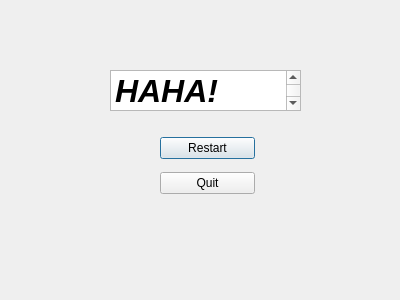
AlexSze/comp2012h-spaceinvader, file src/defeat_screen.ui: the form before one commit.
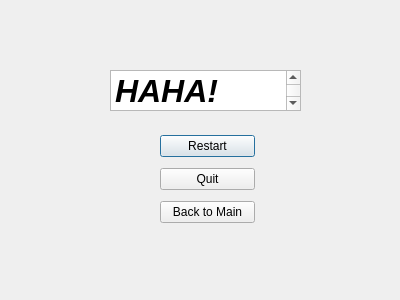
The form after the commit.

Commit message: updated defeat screen to create back to main button

Patch:
```diff
--- a/src/defeat_screen.ui
+++ b/src/defeat_screen.ui
@@ -36,7 +36,7 @@
      <x>160</x>
      <y>130</y>
      <width>95</width>
-     <height>71</height>
+     <height>100</height>
     </rect>
    </property>
    <layout class="QVBoxLayout" name="verticalLayout">
@@ -54,6 +54,13 @@
       </property>
      </widget>
     </item>
+    <item>
+     <widget class="QPushButton" name="pushButton_backToMain">
+      <property name="text">
+       <string>Back to Main</string>
+      </property>
+     </widget>
+    </item>
    </layout>
   </widget>
  </widget>
```
The commit also changes 2 other files.
